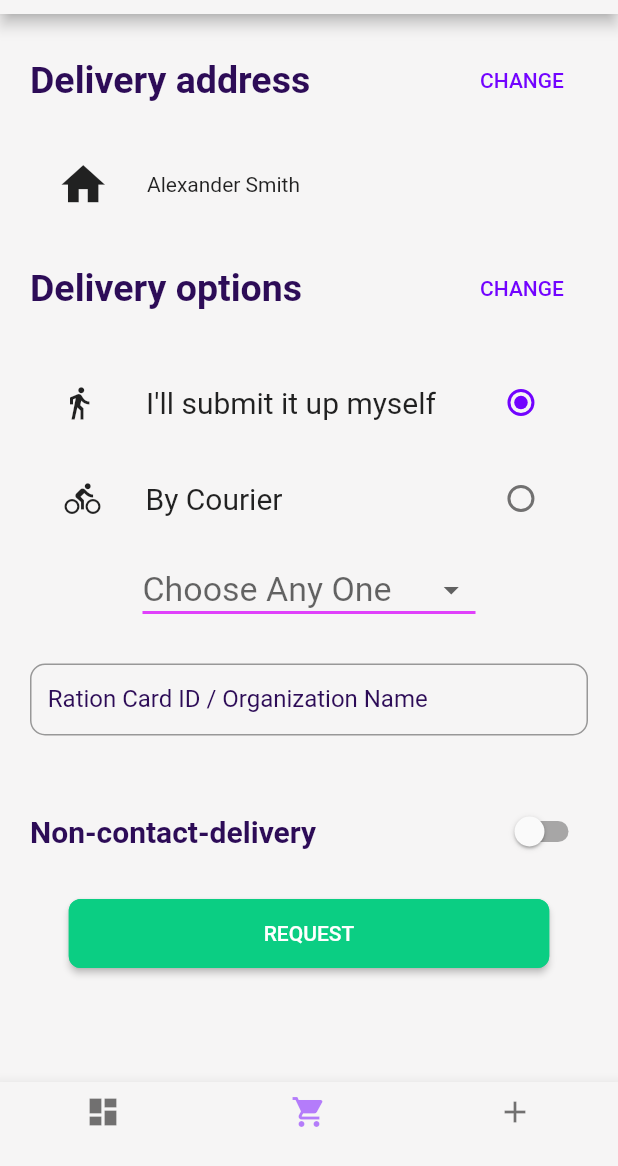
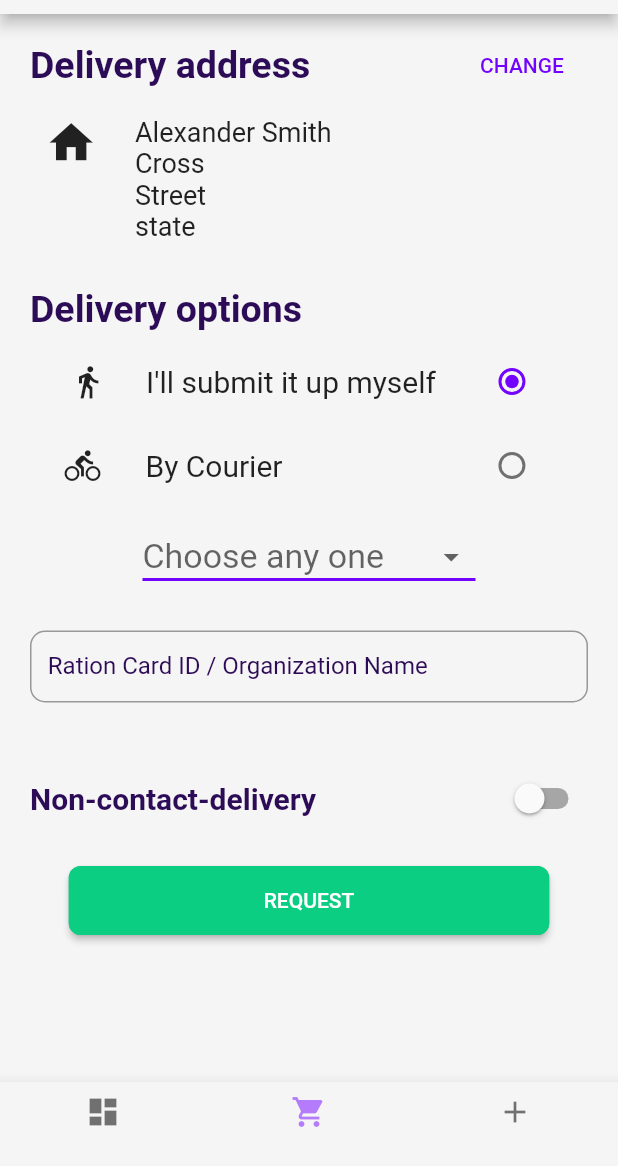
Before and after one commit to arghyab0/GiveMore, a Flutter app: the CheckOut screen opened by its route, on a phone screen of 412 x 824 dp, the part 70-1236 px from its top. Run offline on Flutter 3.47's test engine with Material 2 defaults, Android fonts, the phone set to English and light mode, and no system bars; our stand-ins replace firebase_auth, flutter_animation_progress_bar; accounts and stored records are empty; Roboto replaces fonts that are missing (Poppins, poppins).

Commit message:
ui final

```diff
--- a/lib/UI/NoncontactDelivery.dart
+++ b/lib/UI/NoncontactDelivery.dart
@@ -33,6 +33,7 @@ class noncontactdelivery extends StatelessWidget {
                   backgroundColor: Color(0xFF2D0C57),
                   child: Image.asset(
                     'assets/bot.png',
+                    fit: BoxFit.cover,
                   ),
                   onPressed: () => launch(
                       'https://integrations.eu-gb.assistant.watson.cloud.ibm.com/web/public/8a91f772-2241-49c6-a3b0-8672318fbfb0'),
--- a/lib/UI/RequestListed.dart
+++ b/lib/UI/RequestListed.dart
@@ -136,7 +136,7 @@ class requestlisted extends StatelessWidget {
           BottomNavigationBarItem(icon: Icon(Icons.dashboard), title: Text("")),
           BottomNavigationBarItem(
               icon: Icon(Icons.shopping_cart), title: Text("")),
-          BottomNavigationBarItem(icon: Icon(Icons.add), title: Text("")),
+          BottomNavigationBarItem(icon: Icon(Icons.search), title: Text("")),
         ],
         onTap: (int index) => moveto(index, context),
         backgroundColor: Color.fromRGBO(246, 245, 245, 1),
--- a/lib/UI/checkout.dart
+++ b/lib/UI/checkout.dart
@@ -79,7 +79,8 @@ class _CheckOutState extends State<CheckOut> {
         child: Column(
           children: <Widget>[
             Padding(
-              padding: const EdgeInsets.all(20.0),
+              padding:
+                  const EdgeInsets.symmetric(horizontal: 20.0, vertical: 10),
               child: Row(
                 mainAxisAlignment: MainAxisAlignment.spaceBetween,
                 children: <Widget>[
@@ -104,9 +105,10 @@ class _CheckOutState extends State<CheckOut> {
               ),
             ),
             Padding(
-              padding: const EdgeInsets.all(8.0),
+              padding: const EdgeInsets.all(0),
               child: Row(
                 mainAxisAlignment: MainAxisAlignment.start,
+                crossAxisAlignment: CrossAxisAlignment.start,
                 children: <Widget>[
                   SizedBox(
                     width: 30,
@@ -118,12 +120,23 @@ class _CheckOutState extends State<CheckOut> {
                   SizedBox(
                     width: 25,
                   ),
-                  Text("Alexander Smith"),
+                  Row(
+                    children: <Widget>[
+                      Text(
+                        "Alexander Smith\nCross\nStreet\nstate",
+                        style: TextStyle(fontSize: 18),
+                      ),
+                    ],
+                  ),
                 ],
               ),
             ),
+            SizedBox(
+              height: 20,
+            ),
             Padding(
-              padding: const EdgeInsets.all(20.0),
+              padding:
+                  const EdgeInsets.symmetric(horizontal: 20.0, vertical: 10),
               child: Row(
                 mainAxisAlignment: MainAxisAlignment.spaceBetween,
                 children: <Widget>[
@@ -136,20 +149,11 @@ class _CheckOutState extends State<CheckOut> {
                       fontWeight: FontWeight.bold,
                     ),
                   ),
-                  FlatButton(
-                    onPressed: () {},
-                    child: Text(
-                      'CHANGE',
-                      style: TextStyle(
-                        color: Color.fromRGBO(114, 3, 255, 1),
-                      ),
-                    ),
-                  ),
                 ],
               ),
             ),
             Padding(
-              padding: const EdgeInsets.all(8.0),
+              padding: const EdgeInsets.symmetric(horizontal: 20),
               child: Row(
                 mainAxisAlignment: MainAxisAlignment.spaceEvenly,
                 children: <Widget>[
@@ -199,7 +203,7 @@ class _CheckOutState extends State<CheckOut> {
                     ),
                   ),
                   SizedBox(
-                    width: 135,
+                    width: 129,
                   ),
                   Radio(
                     value: SingingCharecter.courier,
@@ -227,10 +231,13 @@ class _CheckOutState extends State<CheckOut> {
                   style: TextStyle(
                     fontSize: MediaQuery.of(context).size.width * 0.055,
                   ),
-                  underline: Container(height: 2, color: Colors.purpleAccent),
+                  underline: Container(
+                    height: 2,
+                    color: Color.fromRGBO(114, 3, 255, 1),
+                  ),
                   value: selected,
                   items: listDrop,
-                  hint: new Text('Choose Any One'),
+                  hint: new Text('Choose any one'),
                   onChanged: (value) {
                     selected = value;
                     setState(() {});
--- a/lib/UI/new_donation.dart
+++ b/lib/UI/new_donation.dart
@@ -217,7 +217,7 @@ class _NewDonationState extends State<NewDonation> {
                           Radius.circular(50.0),
                         ),
                       ),
-                      onPressed: add,
+                      onPressed: () {},
                       child: Icon(
                         Icons.camera_alt,
                         color: Color.fromRGBO(45, 12, 87, 1.0),
--- a/lib/UI/yourcart.dart
+++ b/lib/UI/yourcart.dart
@@ -85,7 +85,7 @@ class YourCart extends StatelessWidget {
                               style: TextStyle(
                                   fontFamily: 'Poppins',
                                   color: Color.fromRGBO(45, 12, 87, 1.0),
-                                  fontSize: 17),
+                                  fontSize: 25),
                             ),
                           ),
                           Container(
@@ -131,7 +131,7 @@ class YourCart extends StatelessWidget {
 moveto(index, cont) {
   if (index == 0) {
     Navigator.push(cont, MaterialPageRoute(builder: (context) => Requests()));
-  } else if (index == 1) {
+  } else if (index == 2) {
     Navigator.push(
         cont, MaterialPageRoute(builder: (context) => requestlisted()));
   }
```
Also changed, not shown: lib/UI/Requests.dart (+6 -5 lines), lib/UI/YourActivity.dart (+4 -4 lines), lib/UI/details_1.dart (+20 -11 lines), lib/UI/details_2.dart (+15 -11 lines), lib/UI/pickup.dart (+8 -13 lines), lib/UI/vegetable.dart (+4 -3 lines), lib/screens/wrapper.dart (+6 -6 lines).
